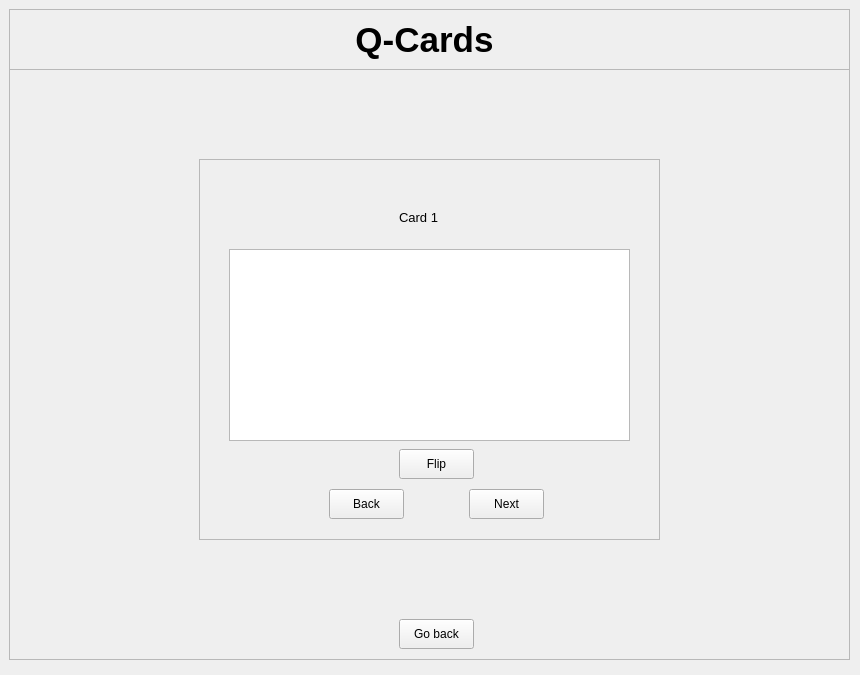
Before: the Qt Designer form window.ui in DanialMcIntyre/ChatGPT-Study, drawn with Qt 5.
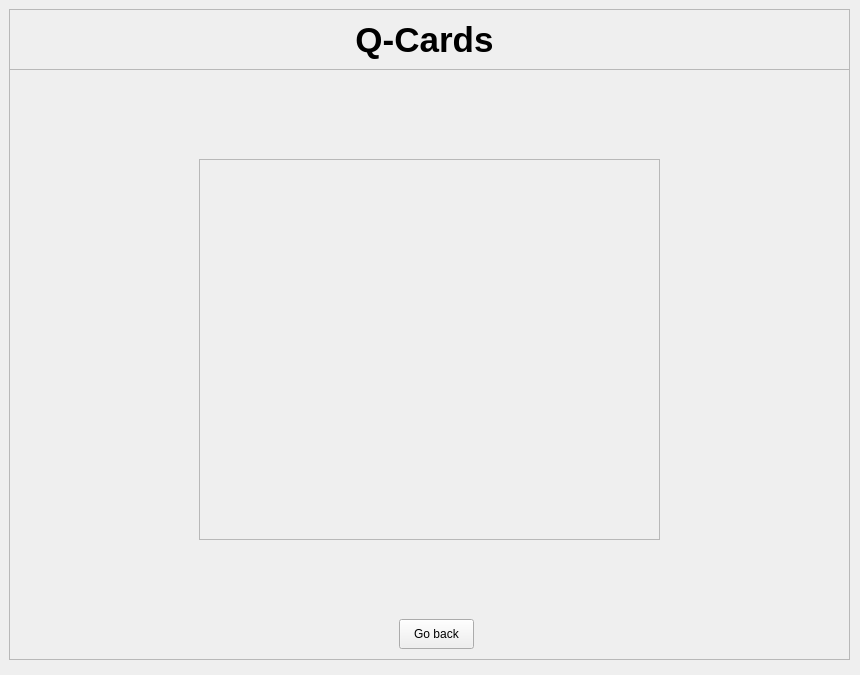
After: the same form once the commit is applied. The open tabs and pages were chosen to show the change. Icons and pictures are not drawn.

Commit message: QCard works with hard coded response

What changed in the file:
```diff
--- a/window.ui
+++ b/window.ui
@@ -641,95 +641,6 @@
        <property name="frameShadow">
         <enum>QFrame::Raised</enum>
        </property>
-       <widget class="QStackedWidget" name="cards">
-        <property name="geometry">
-         <rect>
-          <x>10</x>
-          <y>10</y>
-          <width>441</width>
-          <height>361</height>
-         </rect>
-        </property>
-        <property name="focusPolicy">
-         <enum>Qt::NoFocus</enum>
-        </property>
-        <property name="autoFillBackground">
-         <bool>false</bool>
-        </property>
-        <property name="currentIndex">
-         <number>0</number>
-        </property>
-        <widget class="QWidget" name="page_2">
-         <widget class="QLabel" name="label_6">
-          <property name="geometry">
-           <rect>
-            <x>190</x>
-            <y>40</y>
-            <width>41</width>
-            <height>16</height>
-           </rect>
-          </property>
-          <property name="font">
-           <font>
-            <pointsize>10</pointsize>
-           </font>
-          </property>
-          <property name="text">
-           <string>Card 1</string>
-          </property>
-         </widget>
-         <widget class="QTextBrowser" name="textBrowser">
-          <property name="geometry">
-           <rect>
-            <x>20</x>
-            <y>80</y>
-            <width>401</width>
-            <height>192</height>
-           </rect>
-          </property>
-         </widget>
-         <widget class="QPushButton" name="buttonNextCard">
-          <property name="geometry">
-           <rect>
-            <x>260</x>
-            <y>320</y>
-            <width>75</width>
-            <height>30</height>
-           </rect>
-          </property>
-          <property name="text">
-           <string>Next</string>
-          </property>
-         </widget>
-         <widget class="QPushButton" name="buttonBackCard">
-          <property name="geometry">
-           <rect>
-            <x>120</x>
-            <y>320</y>
-            <width>75</width>
-            <height>30</height>
-           </rect>
-          </property>
-          <property name="text">
-           <string>Back</string>
-          </property>
-         </widget>
-         <widget class="QPushButton" name="buttonFlipCard">
-          <property name="geometry">
-           <rect>
-            <x>190</x>
-            <y>280</y>
-            <width>75</width>
-            <height>30</height>
-           </rect>
-          </property>
-          <property name="text">
-           <string>Flip</string>
-          </property>
-         </widget>
-        </widget>
-        <widget class="QWidget" name="page_3"/>
-       </widget>
       </widget>
      </widget>
     </widget>
```
Left out of the diff: 2 changed lines with no effect on the pictures. The commit also changes 2 other files.
